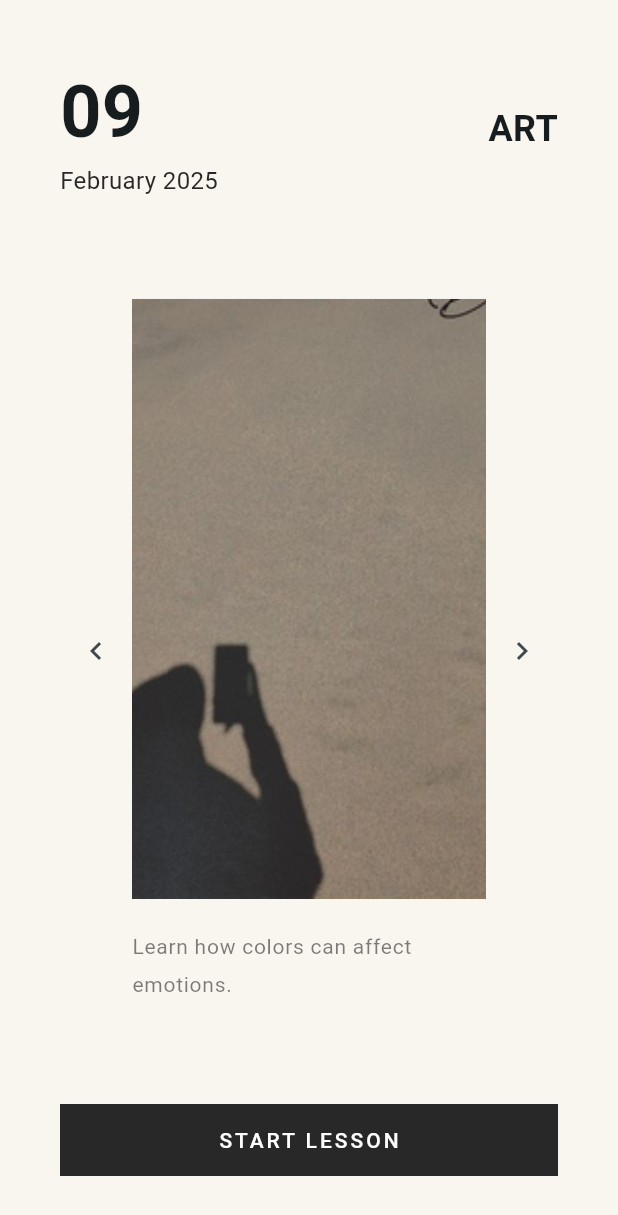
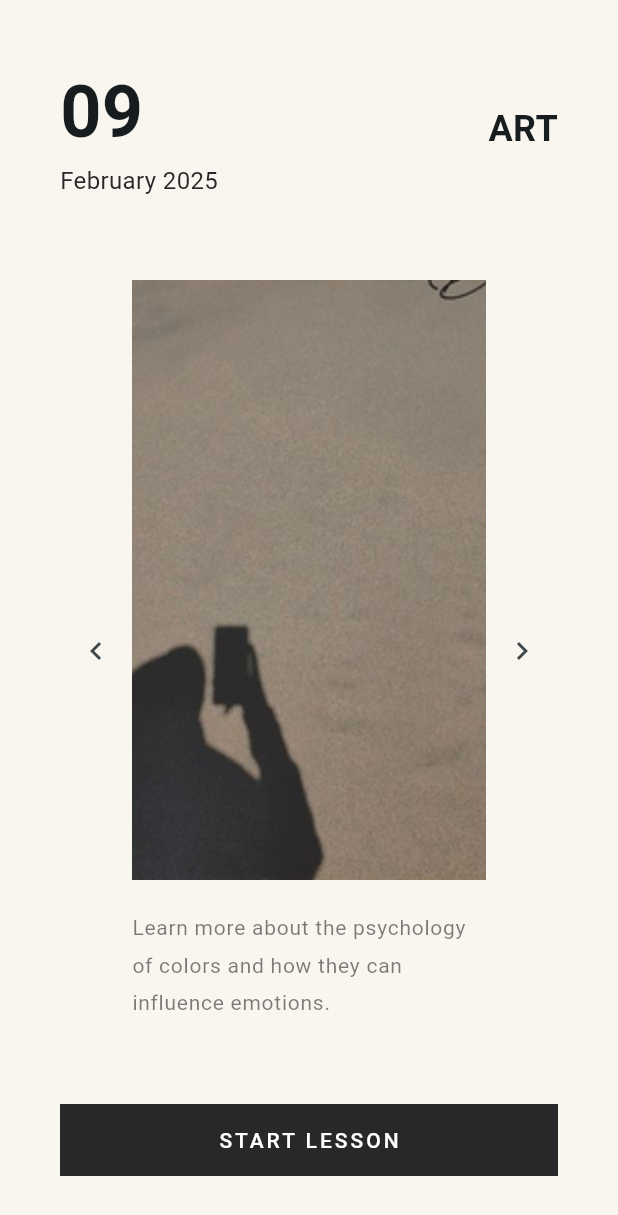
Before and after one commit to Deeetox/FrontEnd, a Flutter app: the HomePage screen opened directly, scrolled down 1648 dp, on a phone screen of 412 x 824 dp. Shown: the top 1215 px of the screen. Run offline on Flutter 3.47's test engine with Material 3 defaults, Android fonts, the light colour scheme and no system bars; our stand-ins replace firebase_core, google_fonts, image_picker, shared_preferences; accounts and stored records are empty.

Commit message:
fixed lesson content formatting

```diff
--- a/deetox/lib/home_page.dart
+++ b/deetox/lib/home_page.dart
@@ -9,100 +9,83 @@ final List<Map<String, dynamic>> jsonData = [
   {
     "lesson_id": "lesson1",
     "topic": "Art",
-    "title": "Understanding Colors",
-    "description": "Learn how colors can affect emotions.",
-    "type": "quiz",
-    "lesson": {
-      "content": "Colors can evoke emotions and set tones. Blue symbolizes calm, while red conveys urgency.",
-      "questions": [
-        {
-          "question": "What color is a mix of blue and yellow?",
-          "options": ["Green", "Purple", "Orange", "Pink"],
-          "correct_answer": "Green"
-        },
-        {
-          "question": "What does red often symbolize?",
-          "options": ["Peace", "Urgency", "Sadness", "Happiness"],
-          "correct_answer": "Urgency"
-        }
-      ]
+    "lesson_title": "Understanding Colors",
+    "type": "lesson_quiz",
+    "description": "Learn more about the psychology of colors and how they can influence emotions.",
+    "lesson_content": [
+      "assets/understanding_colors_page1.png",
+      "assets/understanding_colors_page2.png"
+    ],
+    "quiz": {
+      "What color is a mix of blue and yellow?": [["Green", "Purple", "Orange", "Pink"], 0],
+      "What does red often symbolize?": [["Peace", "Urgency", "Sadness", "Happiness"], 1]
     }
   },
   {
     "lesson_id": "lesson2",
     "topic": "Music",
-    "title": "The Evolution of Sound",
-    "description": "Explore how music has evolved over the centuries.",
-    "type": "quiz",
-    "lesson": {
-      "content": "Music has changed from classical compositions to modern beats. Understanding this evolution helps us appreciate music more deeply.",
-      "questions": [
-        {
-          "question": "Who is considered the father of modern classical music?",
-          "options": ["Beethoven", "Mozart", "Bach", "Chopin"],
-          "correct_answer": "Beethoven"
-        },
-        {
-          "question": "Which of these is a modern genre?",
-          "options": ["Classical", "Jazz", "Rock", "Opera"],
-          "correct_answer": "Rock"
-        }
-      ]
+    "lesson_title": "The Evolution of Sound",
+    "type": "lesson_quiz",
+    "description": "Explore the history of music and its impact on culture and society.",
+    "lesson_content": [
+      "assets/evolution_of_sound_page1.png",
+      "assets/evolution_of_sound_page2.png"
+    ],
+    "quiz": {
+      "Who is considered the father of modern classical music?": [["Beethoven", "Mozart", "Bach", "Chopin"], 0],
+      "Which of these is a modern genre?": [["Classical", "Jazz", "Rock", "Opera"], 2]
     }
   },
   {
     "lesson_id": "lesson3",
     "topic": "Literature",
-    "title": "The Art of Storytelling",
-    "description": "Learn about the key elements of storytelling and narrative techniques.",
-    "type": "quiz",
-    "lesson": {
-      "content": "Storytelling is a powerful tool for conveying messages, emotions, and ideas. Important elements include plot structure, character development, and setting.",
-      "questions": [
-        {
-          "question": "What is the central element of any story?",
-          "options": ["Plot", "Characters", "Theme", "Setting"],
-          "correct_answer": "Plot"
-        },
-        {
-          "question": "Which of these is a common storytelling technique?",
-          "options": ["Flashbacks", "Foreshadowing", "Monologue", "All of the above"],
-          "correct_answer": "All of the above"
-        }
-      ]
+    "lesson_title": "The Art of Storytelling",
+    "type": "lesson_quiz",
+    "description": "Discover the elements of storytelling and how narratives shape our understanding of the world.",
+    "lesson_content": [
+      "assets/art_of_storytelling_page1.png",
+      "assets/art_of_storytelling_page2.png"
+    ],
+    "quiz": {
+      "What is the central element of any story?": [["Plot", "Characters", "Theme", "Setting"], 0],
+      "Which of these is a common storytelling technique?": [["Flashbacks", "Foreshadowing", "Monologue", "All of the above"], 3]
     }
   },
   {
     "lesson_id": "lesson4",
     "topic": "Philosophy",
-    "title": "Introduction to Ethics",
-    "description": "Explore fundamental ethical theories and dilemmas in philosophy.",
-    "type": "quiz",
-    "lesson": {
-      "content": "Ethics examines what is right and wrong, and how humans should act. Key theories include utilitarianism, deontology, and virtue ethics.",
-      "questions": [
-        {
-          "question": "Which ethical theory focuses on the greatest good for the greatest number?",
-          "options": ["Utilitarianism", "Deontology", "Virtue Ethics", "Relativism"],
-          "correct_answer": "Utilitarianism"
-        },
-        {
-          "question": "Which ethical theory emphasizes duty and rules?",
-          "options": ["Utilitarianism", "Deontology", "Virtue Ethics", "Relativism"],
-          "correct_answer": "Deontology"
-        }
-      ]
+    "lesson_title": "Introduction to Ethics",
+    "type": "lesson_quiz",
+    "description":
+        "Explore ethical theories and principles that guide human behavior and decision-making.",
+    "lesson_content": [
+      "assets/introduction_to_ethics_page1.png",
+      "assets/introduction_to_ethics_page2.png"
+    ],
+    "quiz": {
+      "Which ethical theory focuses on the greatest good for the greatest number?": [["Utilitarianism", "Deontology", "Virtue Ethics", "Relativism"], 0],
+      "Which ethical theory emphasizes duty and rules?": [["Utilitarianism", "Deontology", "Virtue Ethics", "Relativism"], 1]
     }
   },
   {
-    "lesson_id": "lesson8",
+    "lesson_id": "lesson5",
     "topic": "Journaling",
-    "title": "The Philosophy of Mind",
-    "description": "Explore your thoughts and feelings through journaling.",
-    "type": "quiz",
-    "lesson": {}
-  },
+    "lesson_title": "Reflective Writing",
+    "type": "journal",
+    "description":
+        "Explore the benefits of journaling and how it can enhance self-awareness and mental health.",
+    "lesson_content": [
+      // Journaling lessons are represented as infographic pages for consistency
+      // No quiz content for journaling lessons
+      "assets/reflective_writing_page1.png",
+      "assets/reflective_writing_page2.png"
+    ],
+    // Journaling lessons do not include quizzes
+    // Keeping quiz empty for this type
+    "quiz": {}
+  }
 ];
+
 
 class HomePage extends StatefulWidget {
   const HomePage({super.key});
--- a/deetox/pubspec.yaml
+++ b/deetox/pubspec.yaml
@@ -72,6 +72,8 @@ flutter:
     - assets/moon_surface.jpg
     - assets/lesson_placeholder.png
     - assets/overlay_placeholder.jpg
+    - assets\understanding_colors_page1.png
+    - assets\understanding_colors_page2.png
 
   # An image asset can refer to one or more resolution-specific "variants", see
   # https://flutter.dev/to/resolution-aware-images
```
Also changed, not shown: deetox/lib/challenge_page.dart (+162 -166 lines), deetox/assets/understanding_colors_page1.png (added), deetox/assets/understanding_colors_page2.png (added).
